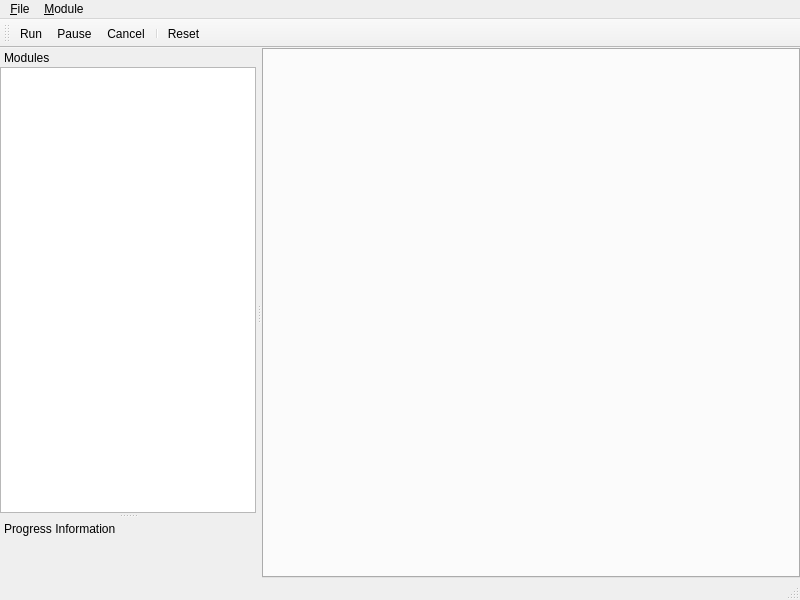
First picture: the form in Applications/ctkCommandLineModuleExplorer/ctkCmdLineModuleExplorerMainWindow.ui, repository commontk/CTK, before the edit.
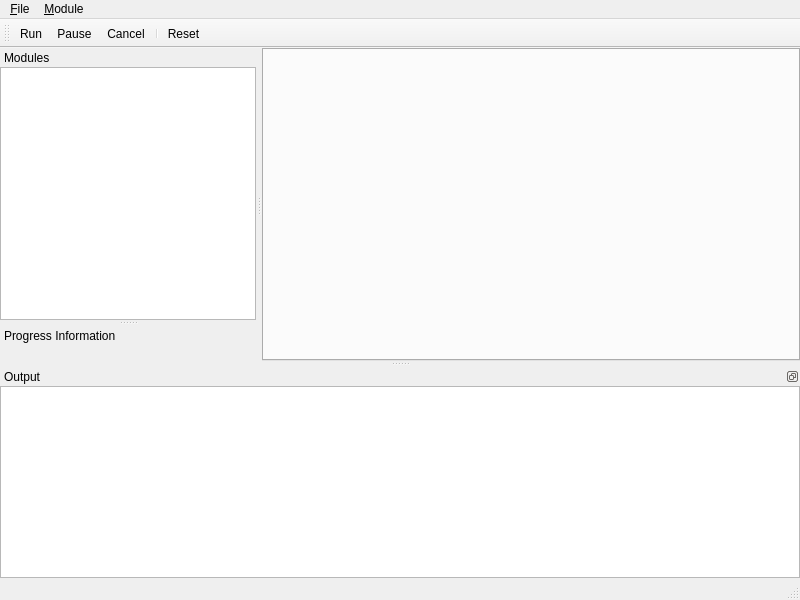
Second picture: the form after the edit. Icons and pictures are not drawn. Custom widgets are drawn as their Qt base class.

Commit message: Use ctkCmdLineModuleFutureWatcher output reporting in the explorer app.

```diff
--- a/Applications/ctkCommandLineModuleExplorer/ctkCmdLineModuleExplorerMainWindow.ui
+++ b/Applications/ctkCommandLineModuleExplorer/ctkCmdLineModuleExplorerMainWindow.ui
@@ -159,6 +159,34 @@
     </layout>
    </widget>
   </widget>
+  <widget class="QDockWidget" name="dockWidget_3">
+   <property name="features">
+    <set>QDockWidget::DockWidgetFloatable|QDockWidget::DockWidgetMovable</set>
+   </property>
+   <property name="allowedAreas">
+    <set>Qt::BottomDockWidgetArea|Qt::RightDockWidgetArea|Qt::TopDockWidgetArea</set>
+   </property>
+   <property name="windowTitle">
+    <string>Output</string>
+   </property>
+   <attribute name="dockWidgetArea">
+    <number>8</number>
+   </attribute>
+   <widget class="QWidget" name="dockWidgetContents_3">
+    <layout class="QVBoxLayout" name="verticalLayout_3">
+     <property name="margin">
+      <number>0</number>
+     </property>
+     <item>
+      <widget class="ctkCmdLineModuleExplorerOutputText" name="outputText">
+       <property name="readOnly">
+        <bool>true</bool>
+       </property>
+      </widget>
+     </item>
+    </layout>
+   </widget>
+  </widget>
   <action name="actionRun">
    <property name="icon">
     <iconset resource="resources/ctkCmdLineModuleExplorer.qrc">
@@ -243,6 +271,11 @@
    <extends>QTreeWidget</extends>
    <header>ctkCmdLineModuleExplorerTreeWidget.h</header>
   </customwidget>
+  <customwidget>
+   <class>ctkCmdLineModuleExplorerOutputText</class>
+   <extends>QTextEdit</extends>
+   <header>ctkCmdLineModuleExplorerOutputText.h</header>
+  </customwidget>
  </customwidgets>
  <resources>
   <include location="resources/ctkCmdLineModuleExplorer.qrc"/>
```
The commit also changes 7 other files.
